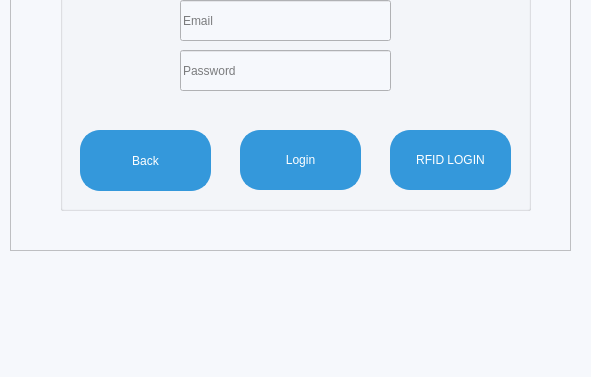
Before: the Qt Designer form mainwindow.ui in Confused-Guy/Smart-research-publication-management, drawn with Qt 5; both pictures show x 400 to 991 and y 390 to 767 of the 1298 by 767 pixel window.
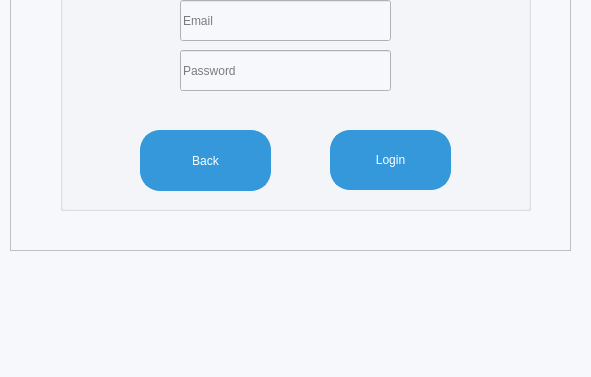
After: the same form once the commit is applied. The open tabs and pages were chosen to show the change. Icons and pictures are not drawn.

Patch:
```diff
--- a/mainwindow.ui
+++ b/mainwindow.ui
@@ -2300,7 +2300,7 @@
        <widget class="QPushButton" name="login">
         <property name="geometry">
          <rect>
-          <x>180</x>
+          <x>270</x>
           <y>350</y>
           <width>121</width>
           <height>60</height>
@@ -2323,7 +2323,7 @@
        <widget class="QPushButton" name="backLoginBTN_2">
         <property name="geometry">
          <rect>
-          <x>20</x>
+          <x>80</x>
           <y>350</y>
           <width>131</width>
           <height>61</height>
@@ -2359,29 +2359,6 @@
          <string>Email</string>
         </property>
        </widget>
-       <widget class="QPushButton" name="rfidLoginBtn">
-        <property name="geometry">
-         <rect>
-          <x>330</x>
-          <y>350</y>
-          <width>121</width>
-          <height>60</height>
-         </rect>
-        </property>
-        <property name="styleSheet">
-         <string notr="true">QPushButton {
-    background-color: #3498db;
-    border-radius: 20px;
-    border: 2px solid #3498db;
-    min-height: 40px;
-    color: white;
-}
-</string>
-        </property>
-        <property name="text">
-         <string>RFID LOGIN</string>
-        </property>
-       </widget>
       </widget>
      </widget>
     </widget>
```
Left out of the diff: 52 changed lines with no effect on the pictures.
